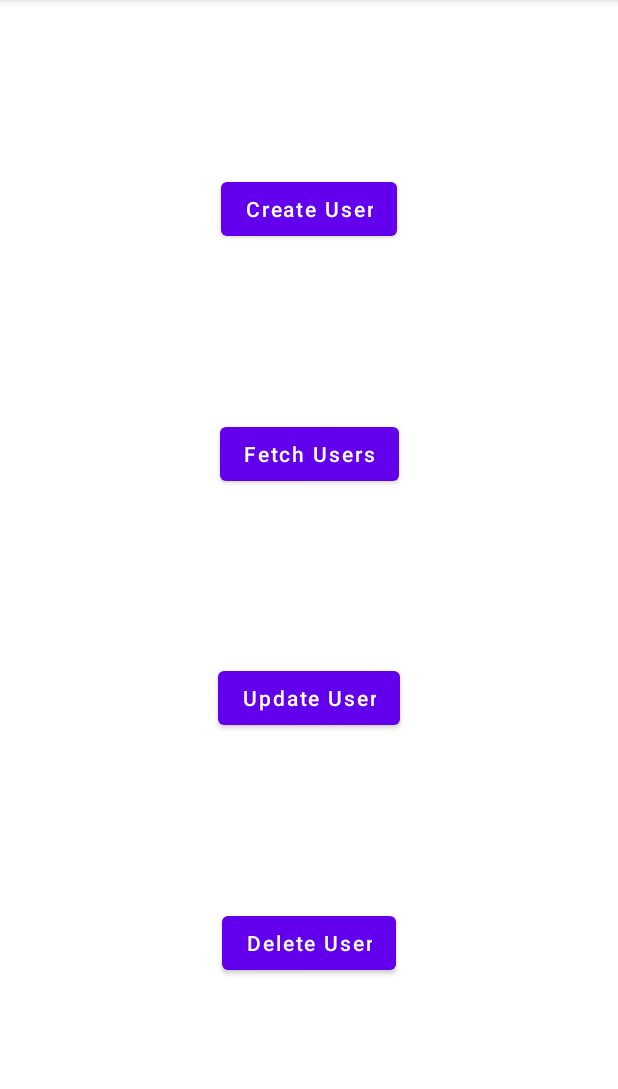
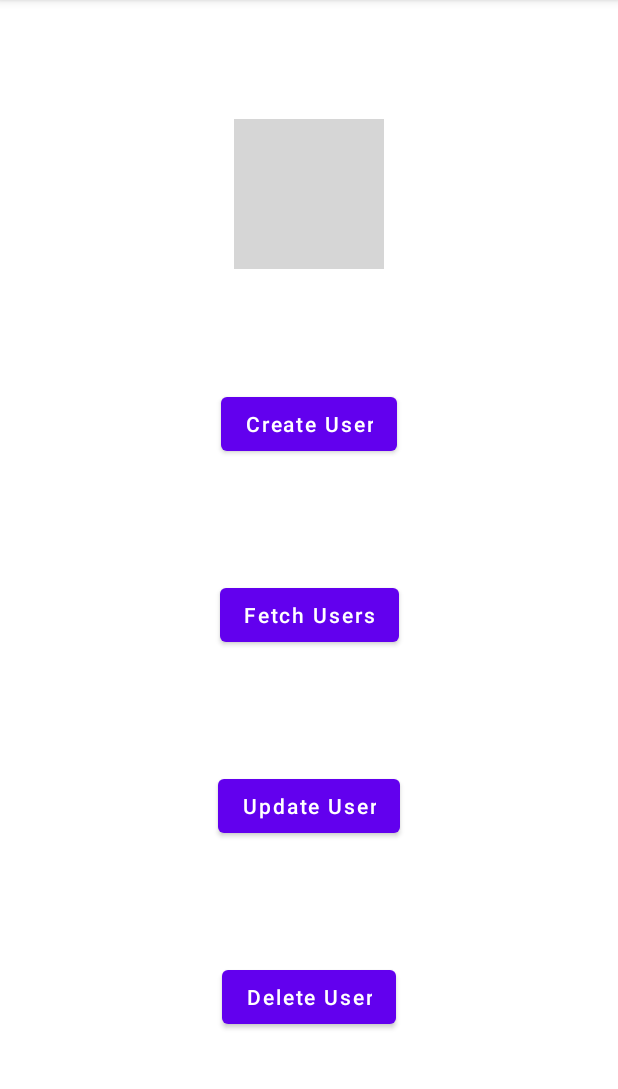
Before and after one commit to jhonpaul123456/TruckDriverApp, an Android app: the screen it shows after launch (MainActivity), on a phone screen of 412 x 824 dp, the part 84-1173 px from its top. Run offline under Robolectric (Android 15) with nearby library versions, the phone set to English and light mode, and no system bars; our stand-ins replace data binding; pictures from the network do not load; grey boxes are pictures that could not be loaded.

Commit message:
with glide shown truck logo on mainActivity

```diff
--- a/app/build.gradle
+++ b/app/build.gradle
@@ -51,4 +51,7 @@ dependencies {
     // JSON Parsing
     implementation 'com.google.code.gson:gson:2.8.6'
     implementation 'com.squareup.retrofit2:converter-gson:2.7.1'
+
+    implementation 'com.github.bumptech.glide:glide:4.12.0'
+    annotationProcessor 'com.github.bumptech.glide:compiler:4.12.0'
 }
--- a/app/src/main/java/com/firstapp/crudappprojectlcnostrd/activities/MainActivity.java
+++ b/app/src/main/java/com/firstapp/crudappprojectlcnostrd/activities/MainActivity.java
@@ -6,6 +6,7 @@ import android.os.Bundle;
 import androidx.appcompat.app.AppCompatActivity;
 import androidx.databinding.DataBindingUtil;
 
+import com.bumptech.glide.Glide;
 import com.firstapp.crudappprojectlcnostrd.R;
 import com.firstapp.crudappprojectlcnostrd.databinding.ActivityMainBinding;
 
@@ -17,6 +18,8 @@ public class MainActivity extends AppCompatActivity {
     protected void onCreate(Bundle savedInstanceState) {
         super.onCreate(savedInstanceState);
         binding = DataBindingUtil.setContentView(this, R.layout.activity_main);
+
+        Glide.with(this).load("https://cdn.dribbble.com/users/476608/screenshots/9633341/media/0762048de839209981d134832fc5ce9a.png?compress=1&resize=400x300").into(binding.truckLogo);
 
         binding.createBtn.setOnClickListener(v -> {
             startActivity(new Intent(this, CreateUserActivity.class));
--- a/app/src/main/res/layout/activity_main.xml
+++ b/app/src/main/res/layout/activity_main.xml
@@ -12,6 +12,16 @@
         android:layout_height="match_parent"
         tools:context=".activities.MainActivity">
 
+        <ImageView
+            android:id="@+id/truck_logo"
+            android:layout_width="100dp"
+            android:layout_height="100dp"
+            app:layout_constraintBottom_toTopOf="@+id/createBtn"
+            app:layout_constraintEnd_toEndOf="parent"
+            app:layout_constraintHorizontal_bias="0.5"
+            app:layout_constraintStart_toStartOf="parent"
+            app:layout_constraintTop_toTopOf="parent" />
+
         <Button
             android:id="@+id/createBtn"
             android:layout_width="wrap_content"
@@ -22,7 +32,7 @@
             app:layout_constraintEnd_toEndOf="parent"
             app:layout_constraintHorizontal_bias="0.5"
             app:layout_constraintStart_toStartOf="parent"
-            app:layout_constraintTop_toTopOf="parent" />
+            app:layout_constraintTop_toBottomOf="@+id/truck_logo" />
 
         <Button
             android:id="@+id/fetchUser"
```
Also changed, not shown: 1 other file.
